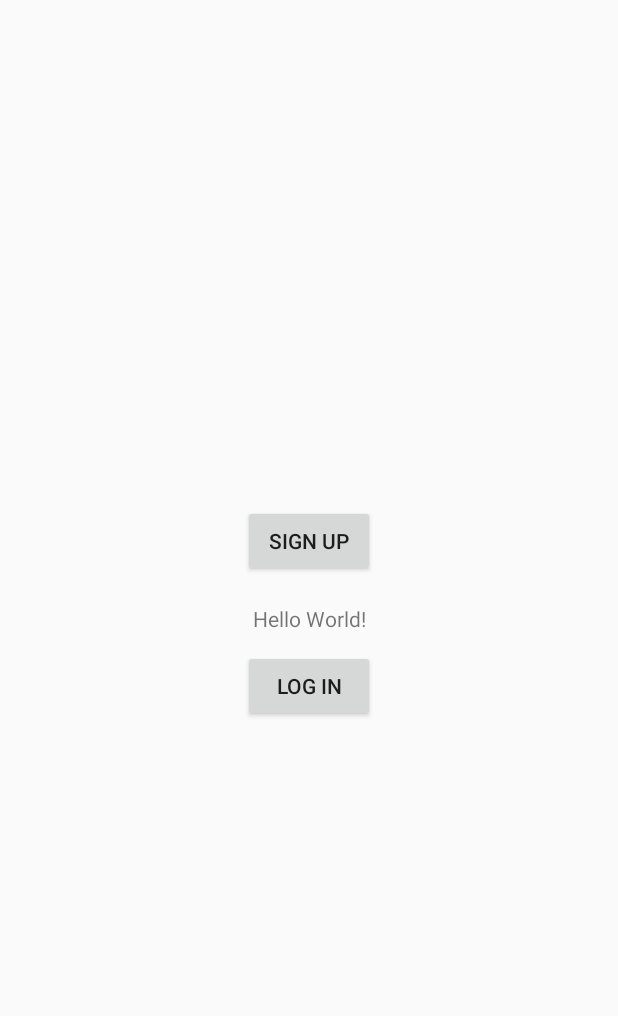
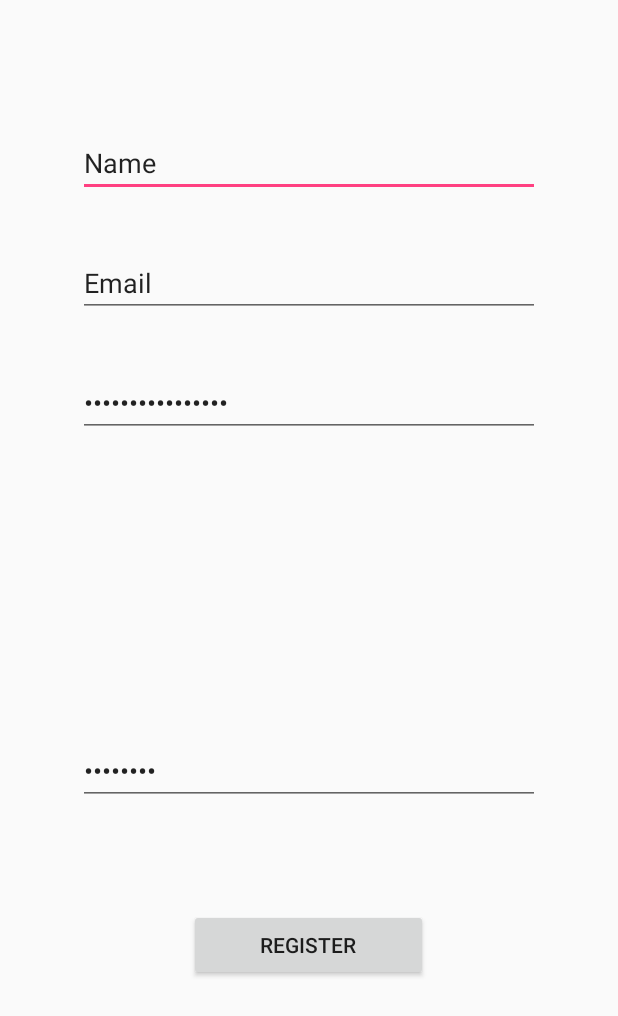
Before and after one commit to sggkjihua/ECE651_Project, an Android app: the screen it shows after launch (MainActivity before the commit, register_activity after it), after a tap on "SIGN UP", on a phone screen of 412 x 824 dp. Shown: the top 1016 px of the screen. Run offline under Robolectric (Android 15) with nearby library versions, the phone set to English and light mode, and no system bars.

Commit message:
1. Added databaseHelper class 2. check register information 3. Fixed some format issue

```diff
--- a/app/src/main/AndroidManifest.xml
+++ b/app/src/main/AndroidManifest.xml
@@ -16,6 +16,7 @@
                 <category android:name="android.intent.category.LAUNCHER" />
             </intent-filter>
         </activity>
+        <activity android:name=".register_activity"></activity>
     </application>
 
 </manifest>
--- a/app/src/main/java/com/example/yaran/firstapp/MainActivity.java
+++ b/app/src/main/java/com/example/yaran/firstapp/MainActivity.java
@@ -14,11 +14,8 @@ public class MainActivity extends AppCompatActivity {
         setContentView(R.layout.activity_main);
     }
     public void sign_up_view(View view){
-    /*    Intent intent = new Intent(this, DisplayMessageActivity.class);
-        EditText editText = (EditText) findViewById(R.id.editText);
-        String message = editText.getText().toString();
-        intent.putExtra(EXTRA_MESSAGE, message);
-        startActivity(intent);*/
+        Intent intent = new Intent(this, register_activity.class);
+        startActivity(intent);
 
     }
 }
--- /dev/null
+++ b/app/src/main/java/com/example/yaran/firstapp/databaseHelper.java
@@ -0,0 +1,45 @@
+package com.example.yaran.firstapp;
+
+import android.content.ContentValues;
+import android.content.Context;
+import android.database.Cursor;
+import android.database.sqlite.SQLiteDatabase;
+import android.database.sqlite.SQLiteOpenHelper;
+
+public class databaseHelper extends SQLiteOpenHelper {
+    public databaseHelper(Context context) {
+        super(context, "Login.db", null, 1);
+    }
+
+    @Override
+    public void onCreate(SQLiteDatabase db) {
+        db.execSQL("Create table user(email text primary key,password text)");
+    }
+
+    @Override
+    public void onUpgrade(SQLiteDatabase db, int oldVersion, int newVersion) {
+        db.execSQL("drop table if exists user");
+    }
+    //Insert
+    public boolean insert(String email, String password)
+    {
+        SQLiteDatabase db = this.getWritableDatabase();
+        ContentValues contentValues = new ContentValues();
+        contentValues.put("email",email);
+        //contentValues.put("name",name);
+        contentValues.put("password",password);
+        long ins = db.insert("user",null, contentValues);
+        if (ins == -1) return false;
+        else return true;
+    }
+    public boolean check_email(String email){
+        SQLiteDatabase db = this.getReadableDatabase();
+        Cursor cursor = db.rawQuery("Select * from user where email=?",new String[]{email});
+        if(cursor.getCount()>0) return false;
+        else {
+            return true;
+        }
+
+    }
+
+}
--- /dev/null
+++ b/app/src/main/java/com/example/yaran/firstapp/register_activity.java
@@ -0,0 +1,52 @@
+package com.example.yaran.firstapp;
+
+import android.content.Intent;
+import android.support.v7.app.AppCompatActivity;
+import android.os.Bundle;
+import android.view.View;
+import android.widget.Button;
+import android.widget.EditText;
+import android.widget.Toast;
+
+public class register_activity extends AppCompatActivity {
+    databaseHelper db;
+    EditText e_name, e_email, e_pswd, e_cpswd;
+    Button b_register;
+    @Override
+    protected void onCreate(Bundle savedInstanceState) {
+        super.onCreate(savedInstanceState);
+        setContentView(R.layout.activity_register_activity);
+        db = new databaseHelper(this);
+
+        e_name =  (EditText)findViewById(R.id.name);
+        e_email = (EditText)findViewById(R.id.email);
+        e_pswd = (EditText)findViewById(R.id.password);
+        e_cpswd = (EditText)findViewById(R.id.cpassword);
+        b_register = (Button)findViewById(R.id.register);
+
+        b_register.setOnClickListener(new View.OnClickListener() {
+            @Override
+            public void onClick(View v){
+                String s_name = e_name.getText().toString();
+                String s_email = e_email.getText().toString();
+                String s_password = e_pswd.getText().toString();
+                String s_cpswd = e_cpswd.getText().toString();
+
+                if (s_name.equals("")||s_email.equals("")||s_password.equals("")||s_cpswd.equals("")){
+                    Toast.makeText(getApplicationContext(), "Fields are empty",Toast.LENGTH_SHORT).show();
+                }
+                else{
+                    if(s_password.equals(s_cpswd)) {
+                        Boolean checkMail =db.check_email(s_email);
+                        if(checkMail) {
+                            Boolean ret = db.insert(s_email, s_password);
+                            if (ret) {
+                                Toast.makeText(getApplicationContext(), "Register Successfully",Toast.LENGTH_SHORT).show();
+                            }
+                        }
+                    }
+                }
+            }
+        });
+    }
+}
--- a/app/src/main/res/layout/activity_main.xml
+++ b/app/src/main/res/layout/activity_main.xml
@@ -6,49 +6,33 @@
     android:layout_height="match_parent"
     tools:context=".MainActivity">
 
-    <TextView
-        android:id="@+id/textView"
-        android:layout_width="wrap_content"
-        android:layout_height="wrap_content"
-        android:text="Hello World!"
-        app:layout_constraintBottom_toBottomOf="parent"
-        app:layout_constraintLeft_toLeftOf="parent"
-        app:layout_constraintRight_toRightOf="parent"
-        app:layout_constraintTop_toTopOf="parent" />
-
     <Button
         android:id="@+id/button"
         android:layout_width="wrap_content"
         android:layout_height="wrap_content"
+        android:layout_marginBottom="186dp"
+        android:layout_marginEnd="148dp"
+        android:layout_marginLeft="148dp"
+        android:layout_marginRight="148dp"
         android:layout_marginStart="148dp"
-        android:layout_marginLeft="148dp"
-        android:layout_marginTop="11dp"
-        android:layout_marginEnd="148dp"
-        android:layout_marginRight="148dp"
-        android:layout_marginBottom="186dp"
         android:text="@string/log_in"
         app:layout_constraintBottom_toBottomOf="parent"
         app:layout_constraintEnd_toEndOf="parent"
-        app:layout_constraintStart_toStartOf="parent"
-        app:layout_constraintTop_toBottomOf="@+id/textView"
-        app:layout_constraintVertical_bias="0.0" />
+        app:layout_constraintStart_toStartOf="parent" />
 
     <Button
         android:id="@+id/button2"
         android:layout_width="wrap_content"
         android:layout_height="wrap_content"
+        android:layout_marginEnd="148dp"
+        android:layout_marginLeft="148dp"
+        android:layout_marginRight="148dp"
         android:layout_marginStart="148dp"
-        android:layout_marginLeft="148dp"
         android:layout_marginTop="181dp"
-        android:layout_marginEnd="148dp"
-        android:layout_marginRight="148dp"
-        android:layout_marginBottom="18dp"
         android:onClick="sign_up_view"
         android:text="@string/sign_up"
-        app:layout_constraintBottom_toTopOf="@+id/textView"
         app:layout_constraintEnd_toEndOf="parent"
         app:layout_constraintStart_toStartOf="parent"
-        app:layout_constraintTop_toTopOf="parent"
-        app:layout_constraintVertical_bias="1.0" />
+        app:layout_constraintTop_toTopOf="parent" />
 
 </android.support.constraint.ConstraintLayout>
--- /dev/null
+++ b/app/src/main/res/layout/activity_register_activity.xml
@@ -0,0 +1,61 @@
+<?xml version="1.0" encoding="utf-8"?>
+<RelativeLayout xmlns:android="http://schemas.android.com/apk/res/android"
+    xmlns:app="http://schemas.android.com/apk/res-auto"
+    xmlns:tools="http://schemas.android.com/tools"
+    android:layout_width="match_parent"
+    android:layout_height="match_parent"
+    tools:context=".register_activity">
+
+    <EditText
+        android:id="@+id/name"
+        android:layout_width="308dp"
+        android:layout_height="wrap_content"
+        android:layout_alignParentTop="true"
+        android:layout_centerHorizontal="true"
+        android:layout_marginTop="86dp"
+        android:ems="10"
+        android:inputType="textPersonName"
+        android:text="@string/name" />
+
+    <EditText
+        android:id="@+id/password"
+        android:layout_width="308dp"
+        android:layout_height="wrap_content"
+        android:layout_alignParentBottom="true"
+        android:layout_centerHorizontal="true"
+        android:layout_marginBottom="287dp"
+        android:ems="10"
+        android:inputType="textPassword"
+        android:text="@string/password" />
+
+    <EditText
+        android:id="@+id/cpassword"
+        android:layout_width="308dp"
+        android:layout_height="wrap_content"
+        android:layout_alignParentTop="true"
+        android:layout_centerHorizontal="true"
+        android:layout_marginTop="246dp"
+        android:ems="10"
+        android:inputType="textPassword"
+        android:text="@string/cpassword" />
+
+    <EditText
+        android:id="@+id/email"
+        android:layout_width="308dp"
+        android:layout_height="wrap_content"
+        android:layout_alignParentTop="true"
+        android:layout_centerHorizontal="true"
+        android:layout_marginTop="166dp"
+        android:ems="10"
+        android:inputType="textEmailAddress"
+        android:text="@string/email" />
+
+    <Button
+        android:id="@+id/register"
+        android:layout_width="159dp"
+        android:layout_height="wrap_content"
+        android:layout_alignParentBottom="true"
+        android:layout_centerHorizontal="true"
+        android:layout_marginBottom="170dp"
+        android:text="@string/register" />
+</RelativeLayout>
--- a/app/src/main/res/values/strings.xml
+++ b/app/src/main/res/values/strings.xml
@@ -2,4 +2,10 @@
     <string name="app_name">firstApp</string>
     <string name="log_in">Log In</string>
     <string name="sign_up">Sign Up</string>
+    <string name="name">Name</string>
+    <string name="email">Email</string>
+    <string name="password">Password</string>
+    <string name="cpassword">Confirm Password</string>
+    <string name="register">Register</string>
+
 </resources>
```
